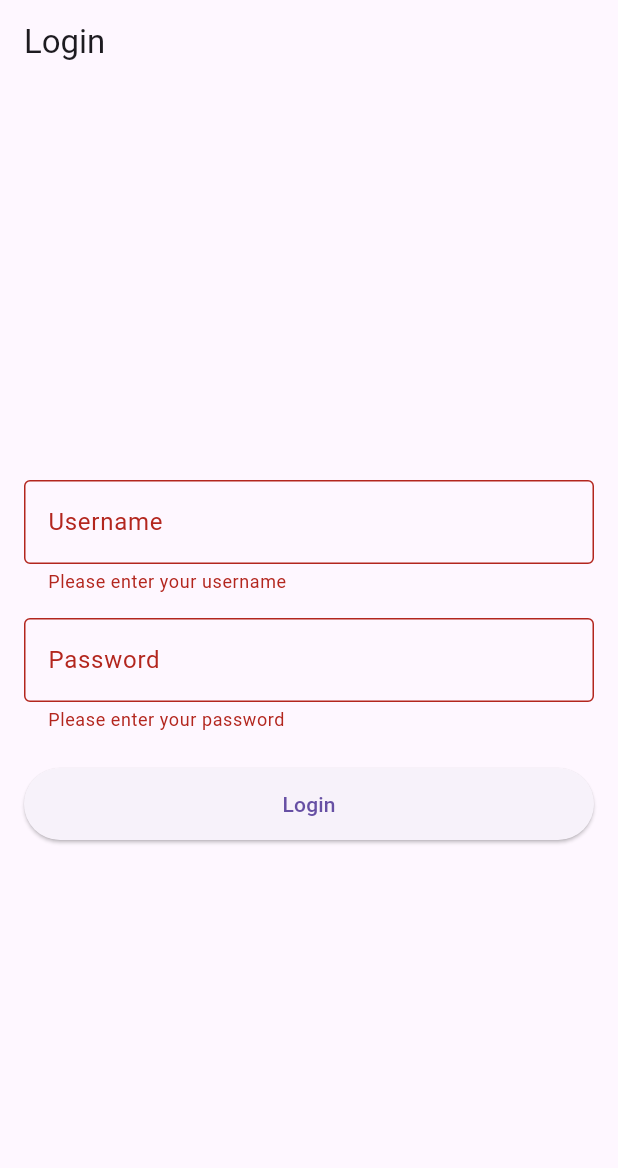
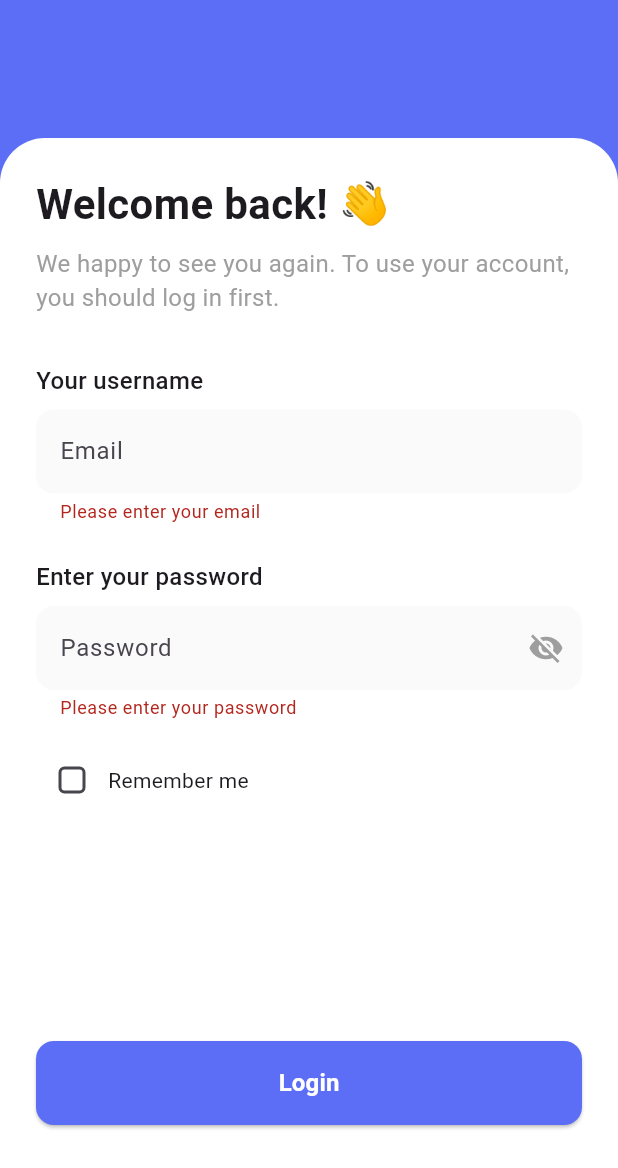
Before and after one commit to omar2398/Sadeem-shop, a Flutter app: the screen it shows after launch, after a tap on "Login", on a phone screen of 412 x 824 dp. Shown: the top 1168 px of the screen. Run offline on Flutter 3.47's test engine with Material 3 defaults, Android fonts, the phone set to English and light mode, and no system bars; our stand-ins replace dartz, dio, equatable, flutter_bloc, get_it; missing offline and left inert: pretty_bloc_observer; statements that could not run were skipped.

Commit message:
Finish The UI

```diff
--- /dev/null
+++ b/lib/core/widgets/custom_form_field.dart
@@ -0,0 +1,69 @@
+import 'package:flutter/material.dart';
+
+class CustomFormField extends StatefulWidget {
+  final TextEditingController controller;
+  final String label;
+  final String hintText;
+  final String? Function(String?)? validator;
+  final bool isPassword;
+
+  const CustomFormField({
+    Key? key,
+    required this.controller,
+    required this.label,
+    required this.hintText,
+    this.validator,
+    this.isPassword = false,
+  }) : super(key: key);
+
+  @override
+  State<CustomFormField> createState() => _CustomFormFieldState();
+}
+
+class _CustomFormFieldState extends State<CustomFormField> {
+  bool _obscureText = true;
+
+  @override
+  Widget build(BuildContext context) {
+    return Column(
+      crossAxisAlignment: CrossAxisAlignment.start,
+      children: [
+        Text(
+          widget.label,
+          style: const TextStyle(
+            fontSize: 16,
+            fontWeight: FontWeight.w500,
+          ),
+        ),
+        const SizedBox(height: 8),
+        TextFormField(
+          controller: widget.controller,
+          obscureText: widget.isPassword ? _obscureText : false,
+          decoration: InputDecoration(
+            hintText: widget.hintText,
+            filled: true,
+            fillColor: const Color(0xFFFAFAFA),
+            border: OutlineInputBorder(
+              borderRadius: BorderRadius.circular(12),
+              borderSide: BorderSide.none,
+            ),
+            suffixIcon: widget.isPassword
+                ? IconButton(
+                    icon: Icon(
+                      _obscureText ? Icons.visibility_off : Icons.visibility,
+                      color: Colors.grey,
+                    ),
+                    onPressed: () {
+                      setState(() {
+                        _obscureText = !_obscureText;
+                      });
+                    },
+                  )
+                : null,
+          ),
+          validator: widget.validator,
+        ),
+      ],
+    );
+  }
+}
--- /dev/null
+++ b/lib/core/widgets/custom_snackbar.dart
@@ -0,0 +1,20 @@
+import 'package:flutter/material.dart';
+
+class CustomSnackBar {
+  static void show({
+    required BuildContext context,
+    required String message,
+    bool isSuccess = true,
+  }) {
+    ScaffoldMessenger.of(context).showSnackBar(
+      SnackBar(
+        content: Center(
+          child: Text(
+            message,
+          ),
+        ),
+        backgroundColor: isSuccess ? Colors.green : Colors.redAccent,
+      ),
+    );
+  }
+}
--- /dev/null
+++ b/lib/features/auth/presentation/constants/auth_constants.dart
@@ -0,0 +1,23 @@
+import 'package:flutter/material.dart';
+
+class AuthColors {
+  static const Color primary = Color(0xFF5B6EF5);
+  static const Color white = Colors.white;
+  static const Color grey = Colors.grey;
+  static const Color formFill = Color(0xFFFAFAFA); // grey[50]
+}
+
+class AuthTexts {
+  static const String loginTitle = 'Login';
+  static const String loginSuccessMessage = 'Login successful!';
+  static const String welcomeBack = 'Welcome back! 👋';
+  static const String welcomeDescription = 'We happy to see you again. To use your account, you should log in first.';
+  static const String usernameLabel = 'Your username';
+  static const String emailHint = 'Email';
+  static const String emailValidationMessage = 'Please enter your email';
+  static const String passwordLabel = 'Enter your password';
+  static const String passwordHint = 'Password';
+  static const String passwordValidationMessage = 'Please enter your password';
+  static const String rememberMe = 'Remember me';
+  static const String loginButton = 'Login';
+}
--- a/lib/features/auth/presentation/pages/login_page.dart
+++ b/lib/features/auth/presentation/pages/login_page.dart
@@ -1,7 +1,10 @@
 import 'package:flutter/material.dart';
 import 'package:flutter_bloc/flutter_bloc.dart';
+import 'package:sadeem_shop/core/widgets/custom_form_field.dart';
 import 'package:sadeem_shop/features/auth/presentation/cubit/auth_state.dart';
+import '../../../../core/widgets/custom_snackbar.dart';
 import '../cubit/auth_cubit.dart';
+import '../constants/auth_constants.dart';
 
 class LoginPage extends StatefulWidget {
   const LoginPage({Key? key}) : super(key: key);
@@ -12,95 +15,169 @@ class LoginPage extends StatefulWidget {
 
 class _LoginPageState extends State<LoginPage> {
   final _formKey = GlobalKey<FormState>();
-  final _usernameController = TextEditingController();
+  final _emailController = TextEditingController();
   final _passwordController = TextEditingController();
+  bool _rememberMe = false;
 
   @override
   void dispose() {
-    _usernameController.dispose();
+    _emailController.dispose();
     _passwordController.dispose();
     super.dispose();
   }
 
   @override
   Widget build(BuildContext context) {
-    //@TODO: make the ui amazing, but first we want to make the login page work
     return Scaffold(
-      appBar: AppBar(
-        title: const Text('Login'),
-      ),
+      backgroundColor: AuthColors.primary,
       body: BlocConsumer<AuthCubit, AuthState>(
         listener: (context, state) {
           if (state is AuthSuccess) {
-            ScaffoldMessenger.of(context).showSnackBar(
-              const SnackBar(content: Text('Login successful!')),
+            CustomSnackBar.show(
+              context: context,
+              message: AuthTexts.loginSuccessMessage,
+              isSuccess: true,
             );
-            //@TODO: Navigate to home page(after creating the homepage)
           } else if (state is AuthError) {
-            ScaffoldMessenger.of(context).showSnackBar(
-              SnackBar(content: Text(state.message)),
+            CustomSnackBar.show(
+              context: context,
+              message: state.message,
+              isSuccess: false,
             );
           }
         },
         builder: (context, state) {
-          return Padding(
-            padding: const EdgeInsets.all(16.0),
+          return Stack(
+            children: [
+              const Padding(
+                padding: EdgeInsets.symmetric(horizontal: 16.0, vertical: 100),
+                child: Text(
+                  AuthTexts.loginTitle,
+                  style: TextStyle(
+                    color: AuthColors.white,
+                    fontSize: 40,
+                    fontWeight: FontWeight.bold,
+                  ),
+                ),
+              ),
+              Align(
+                alignment: Alignment.bottomCenter,
+                child: Container(
+                  decoration: const BoxDecoration(
+                    color: AuthColors.white,
+                    borderRadius: BorderRadius.only(
+                      topLeft: Radius.circular(30),
+                      topRight: Radius.circular(30),
+                    ),
+                  ),
+                  child: Padding(
+                    padding: const EdgeInsets.all(24.0),
                     child: Form(
                       key: _formKey,
                       child: Column(
-                mainAxisAlignment: MainAxisAlignment.center,
+                        mainAxisSize: MainAxisSize.min,
+                        crossAxisAlignment: CrossAxisAlignment.start,
                         children: [
-                  TextFormField(
-                    controller: _usernameController,
-                    decoration: const InputDecoration(
-                      labelText: 'Username',
-                      border: OutlineInputBorder(),
+                          const Text(
+                            AuthTexts.welcomeBack,
+                            style: TextStyle(
+                              fontSize: 28,
+                              fontWeight: FontWeight.bold,
                             ),
+                          ),
+                          const SizedBox(height: 8),
+                          const Text(
+                            AuthTexts.welcomeDescription,
+                            style: TextStyle(
+                              fontSize: 16,
+                              color: AuthColors.grey,
+                            ),
+                          ),
+                          const SizedBox(height: 32),
+                          CustomFormField(
+                            controller: _emailController,
+                            label: AuthTexts.usernameLabel,
+                            hintText: AuthTexts.emailHint,
                             validator: (value) {
                               if (value == null || value.isEmpty) {
-                        return 'Please enter your username';
+                                return AuthTexts.emailValidationMessage;
+                              }
+                              return null;
+                            },
+                          ),
+                          const SizedBox(height: 24),
+                          CustomFormField(
+                            controller: _passwordController,
+                            label: AuthTexts.passwordLabel,
+                            hintText: AuthTexts.passwordHint,
+                            isPassword: true,
+                            validator: (value) {
+                              if (value == null || value.isEmpty) {
+                                return AuthTexts.passwordValidationMessage;
                               }
                               return null;
                             },
                           ),
                           const SizedBox(height: 16),
-                  TextFormField(
-                    controller: _passwordController,
-                    decoration: const InputDecoration(
-                      labelText: 'Password',
-                      border: OutlineInputBorder(),
+                          Row(
+                            children: [
+                              Checkbox(
+                                value: _rememberMe,
+                                onChanged: (value) {
+                                  setState(() {
+                                    _rememberMe = value ?? false;
+                                  });
+                                },
+                                shape: RoundedRectangleBorder(
+                                  borderRadius: BorderRadius.circular(4),
                                 ),
-                    obscureText: true,
-                    validator: (value) {
-                      if (value == null || value.isEmpty) {
-                        return 'Please enter your password';
-                      }
-                      return null;
-                    },
                               ),
-                  const SizedBox(height: 24),
+                              const Text(AuthTexts.rememberMe),
+                            ],
+                          ),
+                          const SizedBox(height: 150),
                           SizedBox(
                             width: double.infinity,
-                    height: 48,
+                            height: 56,
                             child: ElevatedButton(
                               onPressed: state is AuthLoading
                                   ? null
                                   : () {
-                              if (_formKey.currentState?.validate() ?? false) {
+                                      if (_formKey.currentState?.validate() ??
+                                          false) {
                                         context.read<AuthCubit>().login(
-                                      _usernameController.text,
+                                              _emailController.text,
                                               _passwordController.text,
                                             );
                                       }
                                     },
+                              style: ElevatedButton.styleFrom(
+                                backgroundColor: AuthColors.primary,
+                                shape: RoundedRectangleBorder(
+                                  borderRadius: BorderRadius.circular(12),
+                                ),
+                              ),
                               child: state is AuthLoading
-                          ? const CircularProgressIndicator()
-                          : const Text('Login'),
+                                  ? const CircularProgressIndicator(
+                                      color: AuthColors.white)
+                                  : const Text(
+                                      AuthTexts.loginButton,
+                                      style: TextStyle(
+                                        color: AuthColors.white,
+                                        fontSize: 16,
+                                        fontWeight: FontWeight.bold,
+                                      ),
+                                    ),
+                            ),
+                          ),
+                          const SizedBox(height: 50),
+                        ],
+                      ),
+                    ),
+                  ),
                 ),
               ),
             ],
-              ),
-            ),
           );
         },
       ),
```
Lines whose indentation alone changed are shown as unchanged.
